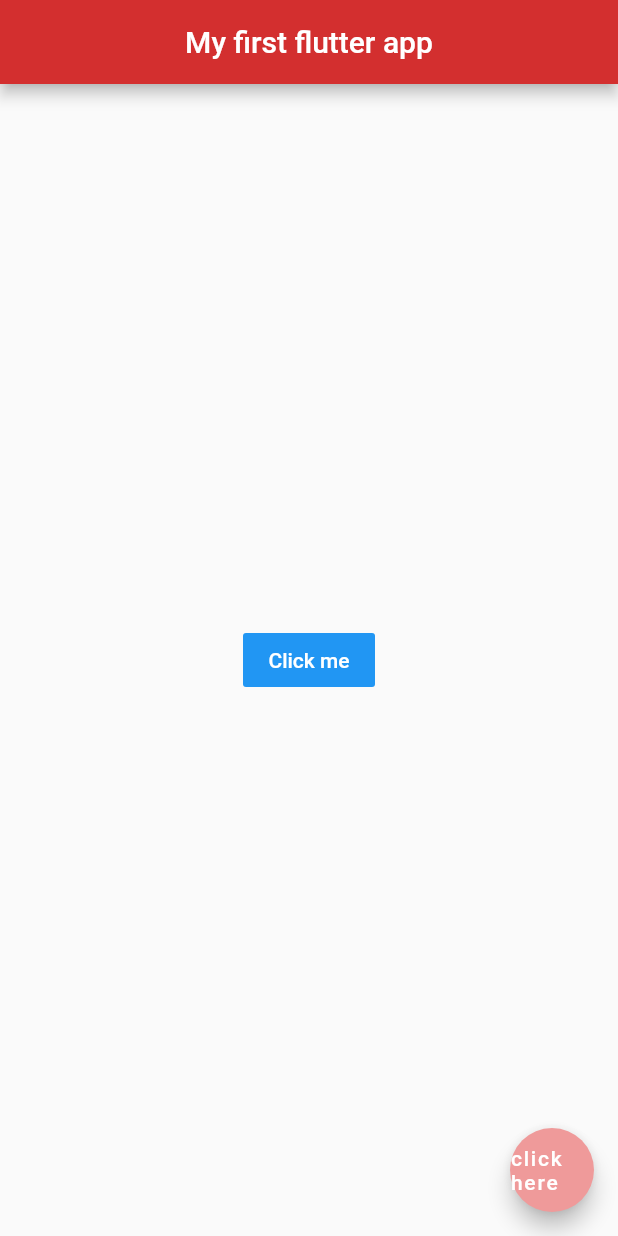
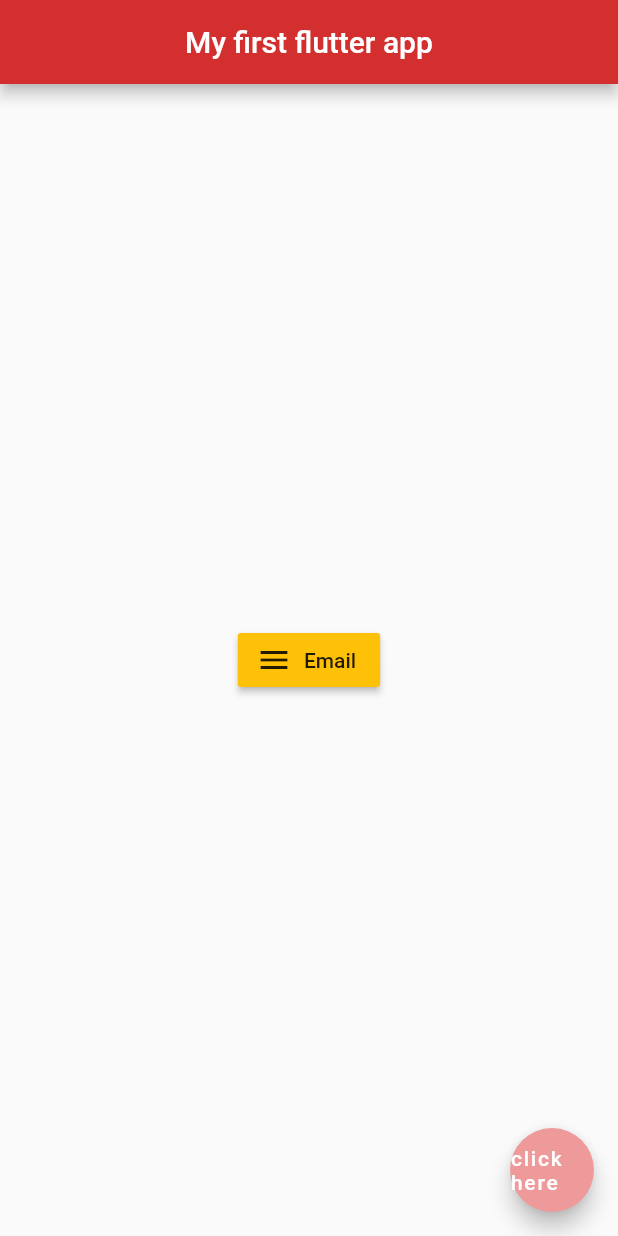
Before and after one commit to ThaoLuu2611/flutter-beginner, a Flutter app: the screen it shows after launch, on a phone screen of 412 x 824 dp. Run offline on Flutter 3.47's test engine with Material 2 defaults, Android fonts, the phone set to English and light mode, and no system bars.

Commit message:
add RaisedButton icon

```diff
--- a/flutter_first_app/lib/main.dart
+++ b/flutter_first_app/lib/main.dart
@@ -16,14 +16,16 @@ class Home extends StatelessWidget{
       ),
       body: Center(
         //RaiseButton: has a little shadow, FlatBotton don't have shadow
-        child: FlatButton(
-          onPressed: (){
-            print('you clicked me');
-          },
-          child: Text('Click me'),
-          color: Colors.blue,
-          textColor: Colors.white,
-        )),
+        child: RaisedButton.icon(
+            onPressed: (){
+              print('you clicked icon');
+            },
+            icon: Icon(Icons.menu),
+            label: Text("Email"),
+          color: Colors.amber,
+        ),
+
+    ),
 
       //every widget is class
       floatingActionButton: FloatingActionButton(//instance of class
```
